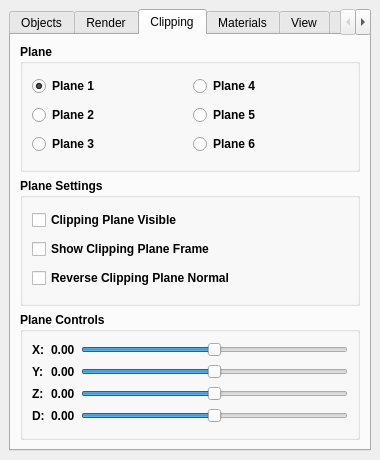
SCIInstitute/SCIRun, file src/Interface/Modules/Render/ViewSceneControls.ui: the form before one commit.
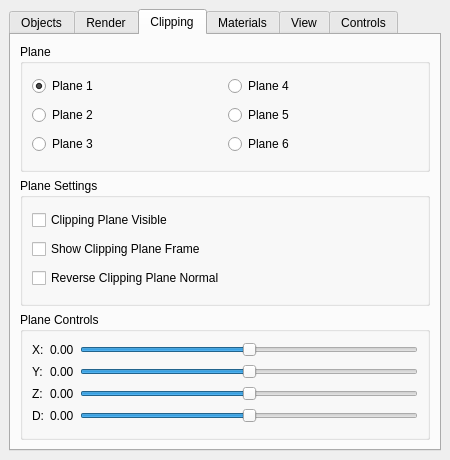
The form after the commit. The open tabs and pages were chosen to show the change.

Commit message: closes #1257 Adjust size of GUI for Mac

```diff
--- a/src/Interface/Modules/Render/ViewSceneControls.ui
+++ b/src/Interface/Modules/Render/ViewSceneControls.ui
@@ -6,13 +6,13 @@
    <rect>
     <x>0</x>
     <y>0</y>
-    <width>380</width>
+    <width>450</width>
     <height>460</height>
    </rect>
   </property>
   <property name="minimumSize">
    <size>
-    <width>380</width>
+    <width>410</width>
     <height>460</height>
    </size>
   </property>
@@ -219,8 +219,8 @@
           </property>
           <property name="font">
            <font>
-            <weight>75</weight>
-            <bold>true</bold>
+            <weight>50</weight>
+            <bold>false</bold>
            </font>
           </property>
           <property name="title">
@@ -303,8 +303,8 @@
          <widget class="QGroupBox" name="groupBox_4">
           <property name="font">
            <font>
-            <weight>75</weight>
-            <bold>true</bold>
+            <weight>50</weight>
+            <bold>false</bold>
            </font>
           </property>
           <property name="title">
@@ -339,8 +339,8 @@
          <widget class="QGroupBox" name="groupBox_5">
           <property name="font">
            <font>
-            <weight>75</weight>
-            <bold>true</bold>
+            <weight>50</weight>
+            <bold>false</bold>
            </font>
           </property>
           <property name="title">
@@ -351,8 +351,8 @@
             <widget class="QLabel" name="label">
              <property name="font">
               <font>
-               <weight>75</weight>
-               <bold>true</bold>
+               <weight>50</weight>
+               <bold>false</bold>
               </font>
              </property>
              <property name="text">
@@ -377,8 +377,8 @@
             <widget class="QLabel" name="label_2">
              <property name="font">
               <font>
-               <weight>75</weight>
-               <bold>true</bold>
+               <weight>50</weight>
+               <bold>false</bold>
               </font>
              </property>
              <property name="text">
@@ -403,8 +403,8 @@
             <widget class="QLabel" name="label_3">
              <property name="font">
               <font>
-               <weight>75</weight>
-               <bold>true</bold>
+               <weight>50</weight>
+               <bold>false</bold>
               </font>
              </property>
              <property name="text">
@@ -429,8 +429,8 @@
             <widget class="QLabel" name="label_4">
              <property name="font">
               <font>
-               <weight>75</weight>
-               <bold>true</bold>
+               <weight>50</weight>
+               <bold>false</bold>
               </font>
              </property>
              <property name="text">
@@ -461,8 +461,8 @@
              </property>
              <property name="font">
               <font>
-               <weight>75</weight>
-               <bold>true</bold>
+               <weight>50</weight>
+               <bold>false</bold>
               </font>
              </property>
              <property name="text">
@@ -480,8 +480,8 @@
              </property>
              <property name="font">
               <font>
-               <weight>75</weight>
-               <bold>true</bold>
+               <weight>50</weight>
+               <bold>false</bold>
               </font>
              </property>
              <property name="text">
@@ -499,8 +499,8 @@
              </property>
              <property name="font">
               <font>
-               <weight>75</weight>
-               <bold>true</bold>
+               <weight>50</weight>
+               <bold>false</bold>
               </font>
              </property>
              <property name="text">
@@ -512,8 +512,8 @@
             <widget class="QLabel" name="dSliderValueLabel_">
              <property name="font">
               <font>
-               <weight>75</weight>
-               <bold>true</bold>
+               <weight>50</weight>
+               <bold>false</bold>
               </font>
              </property>
              <property name="text">
```
Left out of the diff: 115 changed lines with no effect on the pictures. The commit also changes 2 other files.
